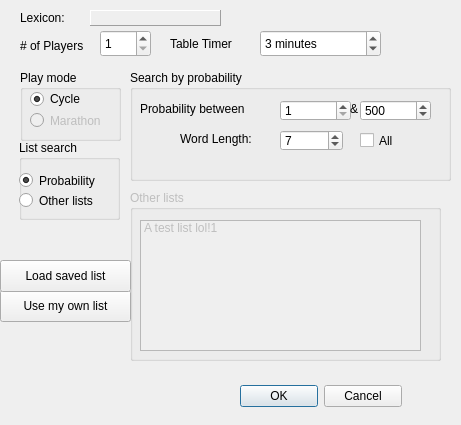
Before: the Qt Designer form aerolith/trunk/src/aerolithclient/tableCreateForm.ui in domino14/aerolithdesktop, drawn with Qt 5.
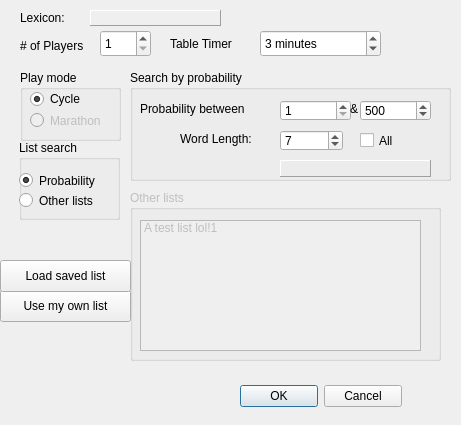
After: the same form once the commit is applied.

The edit to the form file:
```diff
--- a/aerolith/trunk/src/aerolithclient/tableCreateForm.ui
+++ b/aerolith/trunk/src/aerolithclient/tableCreateForm.ui
@@ -288,6 +288,25 @@
      <string>All</string>
     </property>
    </widget>
+   <widget class="QLabel" name="labelWordsPerWL">
+    <property name="geometry">
+     <rect>
+      <x>150</x>
+      <y>90</y>
+      <width>151</width>
+      <height>17</height>
+     </rect>
+    </property>
+    <property name="frameShape">
+     <enum>QFrame::Panel</enum>
+    </property>
+    <property name="frameShadow">
+     <enum>QFrame::Raised</enum>
+    </property>
+    <property name="text">
+     <string/>
+    </property>
+   </widget>
   </widget>
   <widget class="QPushButton" name="pushButtonUseOwnList">
    <property name="geometry">
```
Left out of the diff: 7 changed lines with no effect on the pictures.
